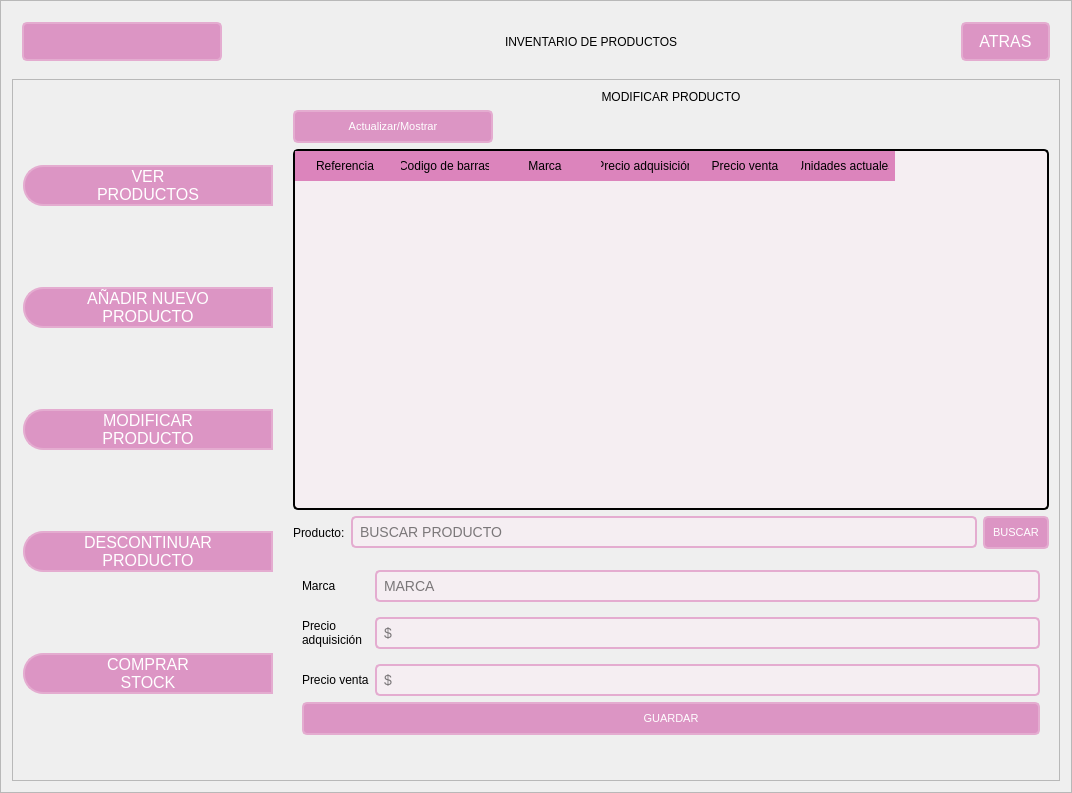
The window that GUI/sub_ventanas/ui/inventario_productos/inventario_productos.ui (C-Sebastian-M/GLAM_MAKEUP_STORE) describes before a commit, drawn with Qt 5.
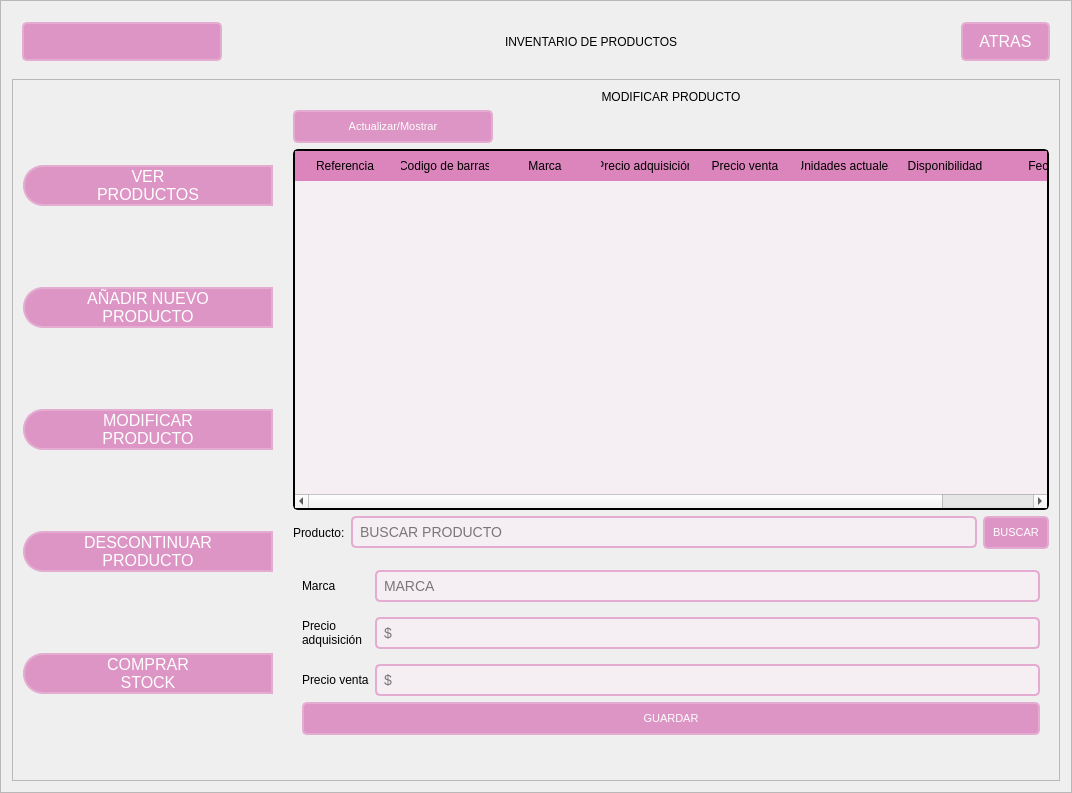
The same window after the commit. The open tabs and pages were chosen to show the change. Icons and pictures are not drawn.

Commit message: Se arreglo la validacion de modificar productos.

What changed in the file:
```diff
--- a/GUI/sub_ventanas/ui/inventario_productos/inventario_productos.ui
+++ b/GUI/sub_ventanas/ui/inventario_productos/inventario_productos.ui
@@ -856,6 +856,16 @@
                      <string>Unidades actuales</string>
                     </property>
                    </column>
+                   <column>
+                    <property name="text">
+                     <string>Disponibilidad</string>
+                    </property>
+                   </column>
+                   <column>
+                    <property name="text">
+                     <string>Fecha</string>
+                    </property>
+                   </column>
                   </widget>
                  </item>
                  <item>
```
Left out of the diff: 20 changed lines with no effect on the pictures. The commit also changes 5 other files.
